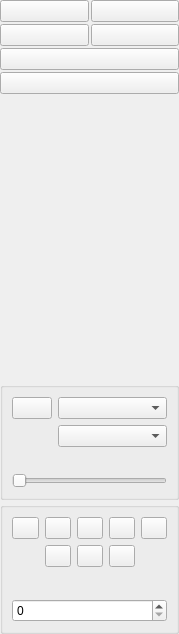
This is src/presentation/frontends/qtfrontend/toolsmenu.ui in KDE/stopmotion as Qt 5 draws it before an edit. The edited form follows.
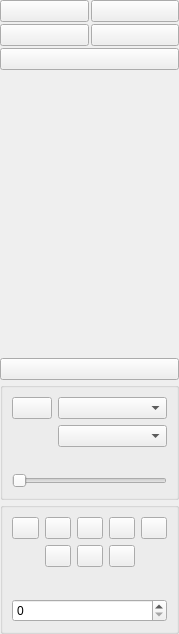
This is the edited form.

Commit message: Moving the camera button down, away from the scene buttons.

```diff
--- a/src/presentation/frontends/qtfrontend/toolsmenu.ui
+++ b/src/presentation/frontends/qtfrontend/toolsmenu.ui
@@ -102,19 +102,6 @@
      </item>
     </layout>
    </item>
-   <item>
-    <widget class="QPushButton" name="cameraButton" >
-     <property name="text" >
-      <string/>
-     </property>
-     <property name="iconSize" >
-      <size>
-       <width>32</width>
-       <height>32</height>
-      </size>
-     </property>
-    </widget>
-   </item>
    <item>
     <widget class="QPushButton" name="launchGimp" >
      <property name="iconSize" >
@@ -138,6 +125,20 @@
      </property>
     </spacer>
    </item>
+   <item>
+    <widget class="QPushButton" name="cameraButton" >
+     <property name="text" >
+      <string/>
+     </property>
+     <property name="iconSize" >
+      <size>
+       <width>32</width>
+       <height>32</height>
+      </size>
+     </property>
+    </widget>
+   </item>
+
    <item>
     <widget class="QGroupBox" name="captureGroup" >
      <property name="sizePolicy" >
```
